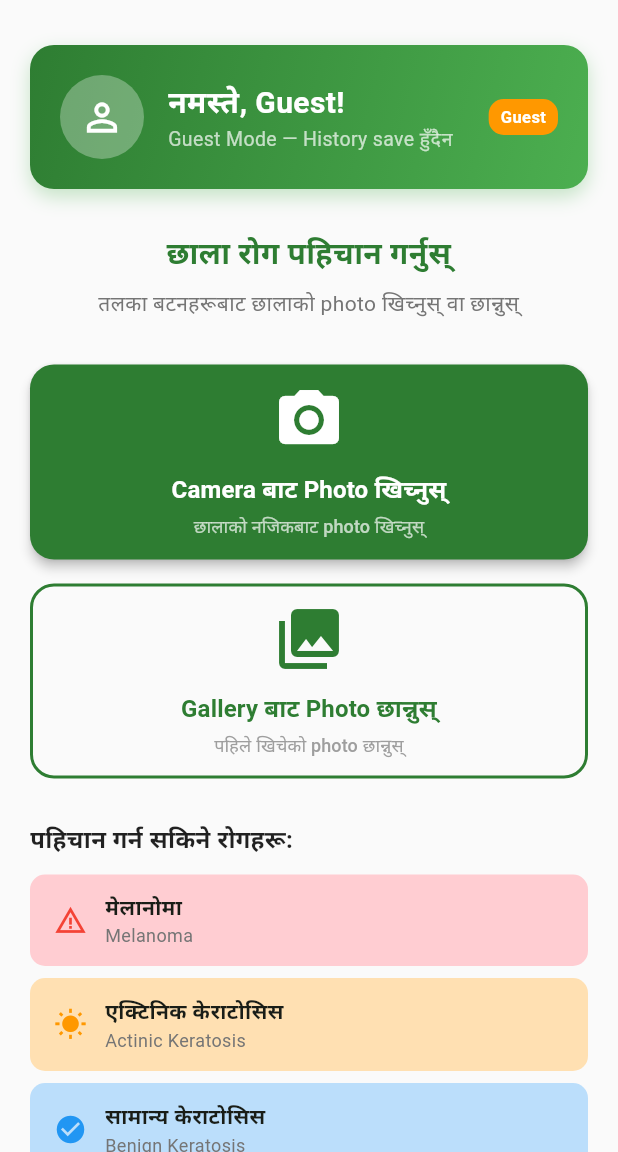
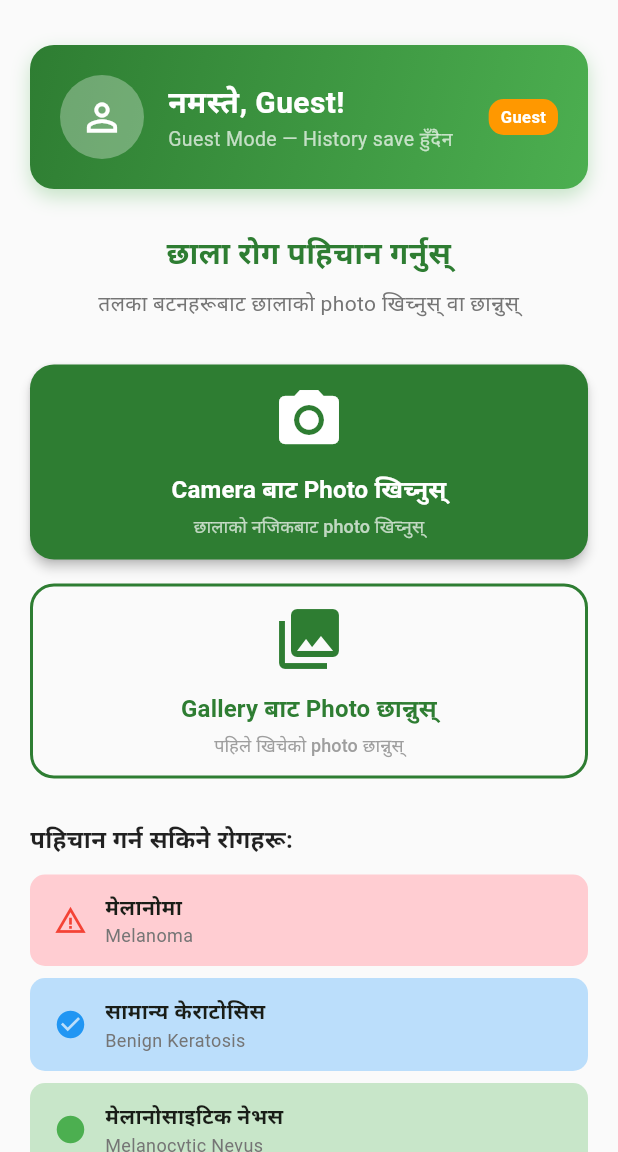
Before and after one commit to Anjalisapk/DetectDerm, a Flutter app: the screen it shows after launch, on a phone screen of 412 x 824 dp, the part 84-1236 px from its top. Run offline on Flutter 3.47's test engine with Material 3 defaults, Android fonts, the light colour scheme and no system bars; our stand-ins replace flutter_rating_bar, image_picker, shared_preferences; missing offline and left inert: tflite_flutter.

Commit message:
refactor: update disease cards to 3 in home_screen

```diff
--- a/detectderm_app/lib/screens/home_screen.dart
+++ b/detectderm_app/lib/screens/home_screen.dart
@@ -348,13 +348,6 @@ class _HomeScreenState extends State<HomeScreen> {
               Colors.red,
             ),
             _buildDiseaseCard(
-              'एक्टिनिक केराटोसिस',
-              'Actinic Keratosis',
-              Icons.wb_sunny,
-              Colors.orange[100]!,
-              Colors.orange,
-            ),
-            _buildDiseaseCard(
               'सामान्य केराटोसिस',
               'Benign Keratosis',
               Icons.check_circle,
```
